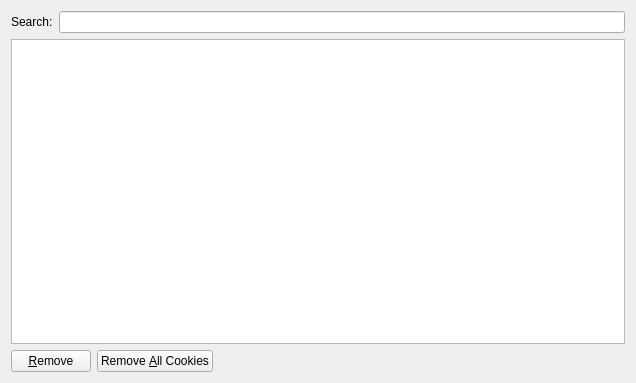
Above: src/cookies.ui from KDE/rekonq before the change. Below: the same form after it.
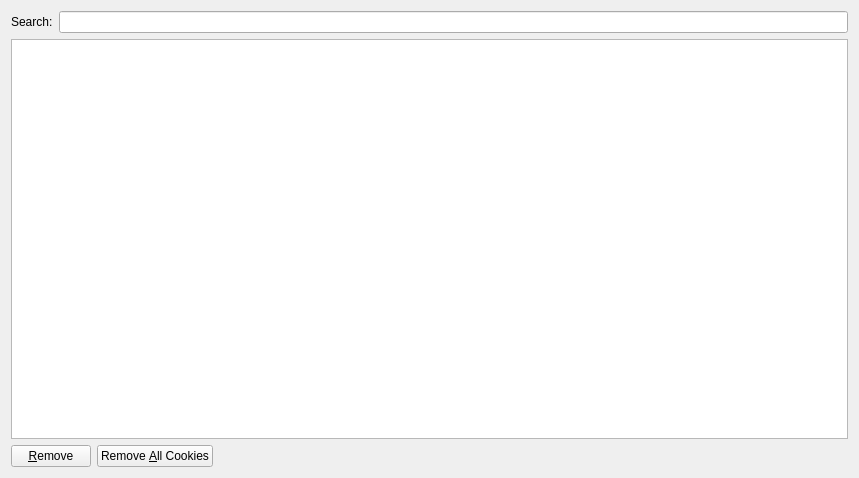
That is the form after the change. Custom widgets are drawn as their Qt base class.

Commit message: Fixing Ui cookies dim

The edit to the form file:
```diff
--- a/src/cookies.ui
+++ b/src/cookies.ui
@@ -6,10 +6,16 @@
    <rect>
     <x>0</x>
     <y>0</y>
-    <width>636</width>
-    <height>383</height>
+    <width>859</width>
+    <height>478</height>
    </rect>
   </property>
+  <property name="sizePolicy">
+   <sizepolicy hsizetype="Preferred" vsizetype="Preferred">
+    <horstretch>0</horstretch>
+    <verstretch>0</verstretch>
+   </sizepolicy>
+  </property>
   <property name="windowTitle">
    <string>Form</string>
   </property>
```
The commit also changes 5 other files.
